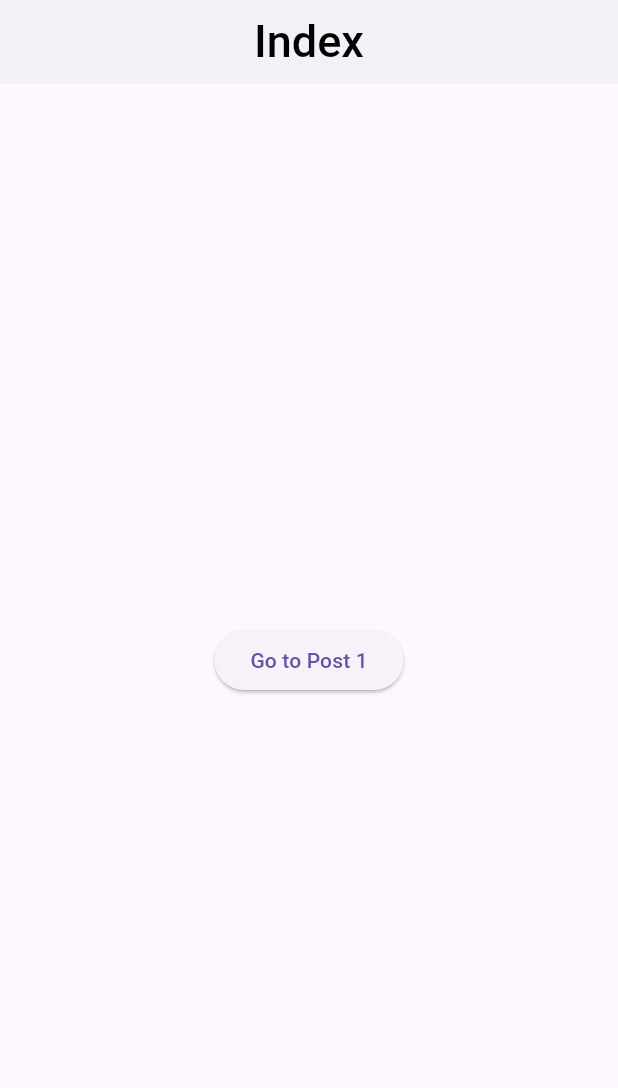
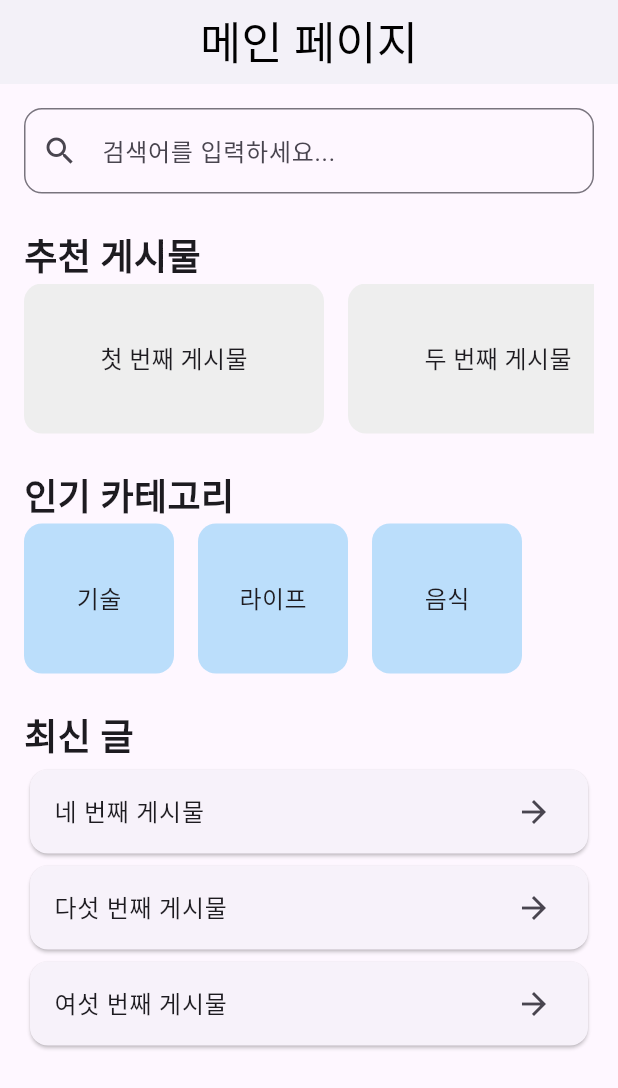
Before and after one commit to choisimo/community.nodove.com, a Flutter app: the IndexPage screen opened by its route, on a phone screen of 412 x 824 dp. Shown: the top 1088 px of the screen. Run offline on Flutter 3.47's test engine with Material 3 defaults, Android fonts, the phone set to English and light mode, and no system bars; our stand-ins replace flutter_riverpod, flutter_secure_storage, go_router, shared_preferences; missing offline and left inert: dart:ffi, universal_html; accounts and stored records are empty.

Commit message:
index page update

```diff
--- a/flutter_app/lib/artifacts/content/page/index.dart
+++ /dev/null
@@ -1,30 +0,0 @@
-import 'package:flutter/material.dart';
-import 'package:go_router/go_router.dart';
-
-class IndexPage extends StatelessWidget {
-  const IndexPage({super.key});
-
-  @override
-  Widget build(BuildContext context) {
-    return Scaffold(
-      appBar: AppBar(
-        elevation: 3,
-        backgroundColor: Colors.white,
-        foregroundColor: Colors.black,
-        centerTitle: true,
-        title: Text(
-          'Index',
-          style: TextStyle(fontSize: 30, fontWeight: FontWeight.w500),
-        ),
-      ),
-      body: Center(
-        child: ElevatedButton(
-          onPressed: () {
-            context.go('/post/1');
-          },
-          child: Text('Go to Post 1'),
-        ),
-      ),
-    );
-  }
-}
--- /dev/null
+++ b/flutter_app/lib/artifacts/content/page/main/horizontal_category_list.dart
@@ -0,0 +1,39 @@
+import 'package:flutter/material.dart';
+import 'package:go_router/go_router.dart';
+
+class HorizontalCategoryList extends StatelessWidget {
+  final List<Map<String, dynamic>> categories;
+  const HorizontalCategoryList({required this.categories, super.key});
+
+  @override
+  Widget build(BuildContext context) {
+    return SizedBox(
+      height: 100,
+      child: ListView.separated(
+        scrollDirection: Axis.horizontal,
+        itemCount: categories.length,
+        separatorBuilder: (_, __) => const SizedBox(width: 16),
+        itemBuilder: (context, index) {
+          final category = categories[index];
+          return GestureDetector(
+            onTap: () => context.go('/category/${category['id']}'),
+            child: Container(
+              width: 100,
+              decoration: BoxDecoration(
+                borderRadius: BorderRadius.circular(12),
+                color: Colors.blue.shade100,
+              ),
+              padding: const EdgeInsets.all(16),
+              child: Center(
+                child: Text(
+                  category['name'],
+                  style: const TextStyle(fontSize: 16),
+                ),
+              ),
+            ),
+          );
+        },
+      ),
+    );
+  }
+}
--- /dev/null
+++ b/flutter_app/lib/artifacts/content/page/main/horizontal_post_list.dart
@@ -0,0 +1,39 @@
+import 'package:flutter/material.dart';
+import 'package:go_router/go_router.dart';
+
+class HorizontalPostList extends StatelessWidget {
+  final List<Map<String, dynamic>> posts;
+  const HorizontalPostList({required this.posts, super.key});
+
+  @override
+  Widget build(BuildContext context) {
+    return SizedBox(
+      height: 100,
+      child: ListView.separated(
+        scrollDirection: Axis.horizontal,
+        itemCount: posts.length,
+        separatorBuilder: (_, __) => const SizedBox(width: 16),
+        itemBuilder: (context, index) {
+          final post = posts[index];
+          return GestureDetector(
+            onTap: () => context.go('/post/${post['id']}'),
+            child: Container(
+              width: 200,
+              decoration: BoxDecoration(
+                borderRadius: BorderRadius.circular(12),
+                color: Colors.grey.shade200,
+              ),
+              padding: const EdgeInsets.all(16),
+              child: Center(
+                child: Text(
+                  post['title'],
+                  style: const TextStyle(fontSize: 16),
+                ),
+              ),
+            ),
+          );
+        },
+      ),
+    );
+  }
+}
--- /dev/null
+++ b/flutter_app/lib/artifacts/content/page/main/index.dart
@@ -0,0 +1,73 @@
+import 'package:flutter/material.dart';
+import 'package:flutter_chat_client/artifacts/content/page/main/horizontal_category_list.dart';
+import 'package:flutter_chat_client/artifacts/content/page/main/horizontal_post_list.dart';
+import 'package:flutter_chat_client/artifacts/content/page/main/section_title.dart';
+import 'package:flutter_chat_client/artifacts/content/page/main/vertial_category_list.dart';
+import 'package:go_router/go_router.dart';
+
+class IndexPage extends StatelessWidget {
+  const IndexPage({super.key});
+
+  @override
+  Widget build(BuildContext context) {
+    return Scaffold(
+      appBar: AppBar(
+        elevation: 3,
+        backgroundColor: Colors.white,
+        foregroundColor: Colors.black,
+        centerTitle: true,
+        title: Text(
+          '메인 페이지',
+          style: TextStyle(fontSize: 30, fontWeight: FontWeight.w500),
+        ),
+      ),
+      body: SingleChildScrollView(
+        padding: const EdgeInsets.all(16.0),
+        child: Column(
+          crossAxisAlignment: CrossAxisAlignment.start,
+          children: [
+            // 검색창
+            TextField(
+              decoration: InputDecoration(
+                hintText: '검색어를 입력하세요...',
+                prefixIcon: Icon(Icons.search),
+                border: OutlineInputBorder(
+                  borderRadius: BorderRadius.circular(12),
+                  borderSide: BorderSide(color: Colors.grey.shade300),
+                ),
+              ),
+              onSubmitted: (query) {
+                // 검색 처리 로직
+                context.go('/search?query=$query');
+              },
+            ),
+            const SizedBox(height: 24),
+            // 추천 게시물 섹션
+            const SectionTitle(title: '추천 게시물'),
+            HorizontalPostList(posts: [
+              {'id': 1, 'title': '첫 번째 게시물'},
+              {'id': 2, 'title': '두 번째 게시물'},
+              {'id': 3, 'title': '세 번째 게시물'},
+            ]),
+            const SizedBox(height: 24),
+            // 인기 카테고리 섹션
+            const SectionTitle(title: '인기 카테고리'),
+            HorizontalCategoryList(categories: [
+              {'id': 'tech', 'name': '기술'},
+              {'id': 'life', 'name': '라이프'},
+              {'id': 'food', 'name': '음식'},
+            ]),
+            const SizedBox(height: 24),
+            // 최신 글 섹션
+            const SectionTitle(title: '최신 글'),
+            VerticalPostList(posts: [
+              {'id': 4, 'title': '네 번째 게시물'},
+              {'id': 5, 'title': '다섯 번째 게시물'},
+              {'id': 6, 'title': '여섯 번째 게시물'},
+            ]),
+          ],
+        ),
+      ),
+    );
+  }
+}
--- /dev/null
+++ b/flutter_app/lib/artifacts/content/page/main/section_title.dart
@@ -0,0 +1,13 @@
+import 'package:flutter/material.dart';
+
+class SectionTitle extends StatelessWidget {
+  final String title;
+
+  const SectionTitle({required this.title, super.key});
+
+  @override
+  Widget build(BuildContext context) {
+    return Text(title,
+        style: const TextStyle(fontSize: 24, fontWeight: FontWeight.bold));
+  }
+}
--- /dev/null
+++ b/flutter_app/lib/artifacts/content/page/main/vertial_category_list.dart
@@ -0,0 +1,24 @@
+import 'package:flutter/material.dart';
+import 'package:go_router/go_router.dart';
+
+class VerticalPostList extends StatelessWidget {
+  final List<Map<String, dynamic>> posts;
+  const VerticalPostList({required this.posts, super.key});
+
+  @override
+  Widget build(BuildContext context) {
+    return Column(
+      children: posts.map((post) {
+        return GestureDetector(
+          onTap: () => context.go('/post/${post['id']}'),
+          child: Card(
+            child: ListTile(
+              title: Text(post['title']),
+              trailing: const Icon(Icons.arrow_forward),
+            ),
+          ),
+        );
+      }).toList(),
+    );
+  }
+}
--- a/flutter_app/lib/artifacts/content/utlity/go_router.dart
+++ b/flutter_app/lib/artifacts/content/utlity/go_router.dart
@@ -1,6 +1,6 @@
 import 'package:flutter/material.dart';
 import 'package:flutter_chat_client/artifacts/content/page/error/error_page.dart';
-import 'package:flutter_chat_client/artifacts/content/page/index.dart';
+import 'package:flutter_chat_client/artifacts/content/page/main/index.dart';
 import 'package:flutter_chat_client/artifacts/content/user/join_page.dart';
 import 'package:flutter_chat_client/artifacts/content/user/login_page.dart';
 import 'package:flutter_chat_client/artifacts/content/page/post/post_detail_page.dart';
```
